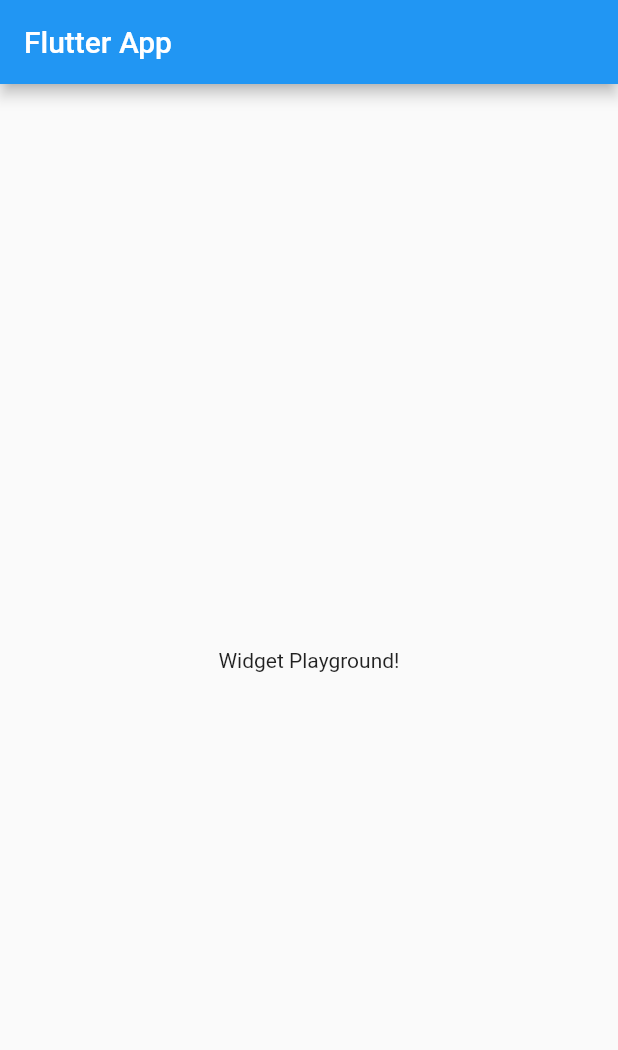
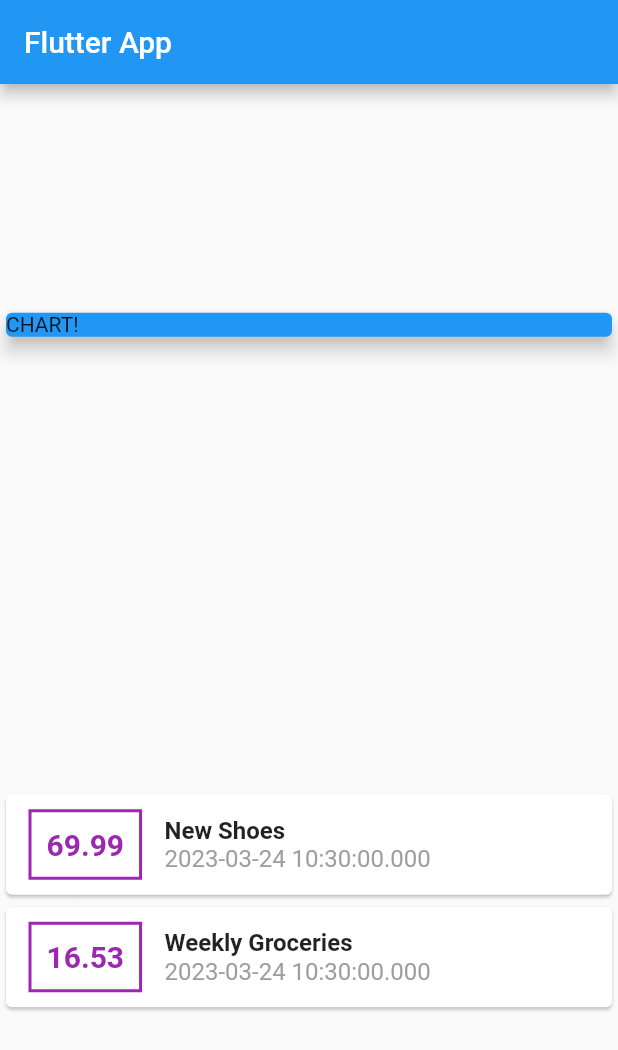
Before and after one commit to Mingzhao91/flutter-expense-planner, a Flutter app: the screen it shows after launch, on a phone screen of 412 x 824 dp. Shown: the top 1050 px of the screen. Run offline on Flutter 3.47's test engine with Material 2 defaults, Android fonts, the phone set to English and light mode, and no system bars.

Commit message:
show content in the expense card

```diff
--- a/lib/main.dart
+++ b/lib/main.dart
@@ -1,4 +1,6 @@
 import 'package:flutter/material.dart';
+
+import './transaction.dart';
 
 void main() => runApp(MyApp());
 
@@ -13,14 +15,90 @@ class MyApp extends StatelessWidget {
 }
 
 class MyHomePage extends StatelessWidget {
+  final List<Transaction> transactions = [
+    Transaction(
+      id: 't1',
+      title: 'New Shoes',
+      amount: 69.99,
+      date: DateTime.now(),
+    ),
+    Transaction(
+      id: 't2',
+      title: 'Weekly Groceries',
+      amount: 16.53,
+      date: DateTime.now(),
+    ),
+  ];
+
   @override
   Widget build(BuildContext context) {
     return Scaffold(
       appBar: AppBar(
         title: Text('Flutter App'),
       ),
-      body: Center(
-        child: Text('Widget Playground!'),
+      body: Column(
+        mainAxisAlignment: MainAxisAlignment.spaceAround,
+        crossAxisAlignment: CrossAxisAlignment.center,
+        children: <Widget>[
+          Container(
+            width: double.infinity,
+            child: Card(
+              color: Colors.blue,
+              child: Text('CHART!'),
+              elevation: 5,
+            ),
+          ),
+          Column(
+            children: transactions.map((tx) {
+              return Card(
+                child: Row(
+                  children: <Widget>[
+                    Container(
+                      margin: EdgeInsets.symmetric(
+                        vertical: 10,
+                        horizontal: 15,
+                      ),
+                      decoration: BoxDecoration(
+                        border: Border.all(
+                          color: Colors.purple,
+                          width: 2,
+                        ),
+                      ),
+                      padding: EdgeInsets.all(10),
+                      child: Text(
+                        tx.amount.toString(),
+                        style: TextStyle(
+                          fontWeight: FontWeight.bold,
+                          fontSize: 20,
+                          color: Colors.purple,
+                        ),
+                      ),
+                    ),
+                    Column(
+                      crossAxisAlignment: CrossAxisAlignment.start,
+                      children: <Widget>[
+                        Text(
+                          tx.title,
+                          style: TextStyle(
+                            fontWeight: FontWeight.bold,
+                            fontSize: 16,
+                          ),
+                        ),
+                        Text(
+                          tx.date.toString(),
+                          style: TextStyle(
+                            fontSize: 16,
+                            color: Colors.grey,
+                          ),
+                        ),
+                      ],
+                    ),
+                  ],
+                ),
+              );
+            }).toList(),
+          )
+        ],
       ),
     );
   }
```
